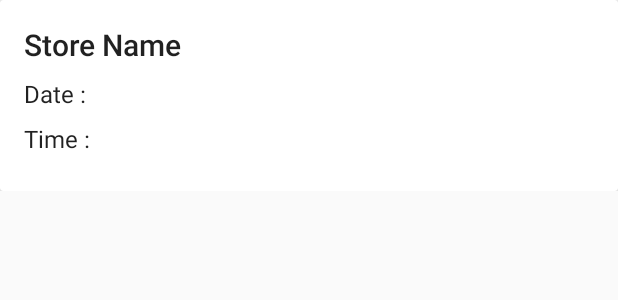
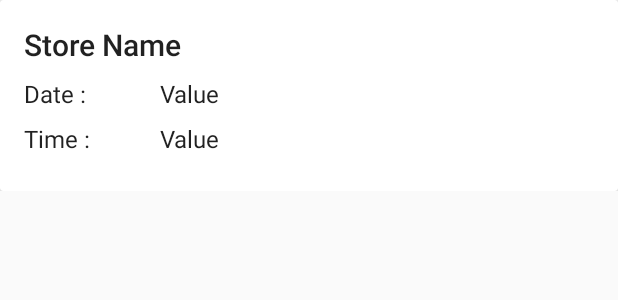
Before and after one commit to audwinoyong/sparkle, an Android app: the layout fragment_booking.xml on its own in the app's theme, with its tools: preview values and no code run, on a phone screen of 412 x 824 dp. Shown: the top 300 px of the screen. Run offline under Robolectric (Android 15) with nearby library versions, the phone set to English and light mode, and no system bars.

Commit message:
Improve booking history layout, add more comments

```diff
--- a/app/src/main/java/com/mad/sparkle/view/NavigationActivity.java
+++ b/app/src/main/java/com/mad/sparkle/view/NavigationActivity.java
@@ -198,10 +198,12 @@ public class NavigationActivity extends AppCompatActivity implements ProfileFrag
     private void findNearbyPlaces() {
         Log.d(LOG_TAG, "Getting nearby car wash...");
 
+        // Create an instance of Retrofit and make a request to Google Places API
         GooglePlacesService googlePlacesService = RetrofitClient.getClient().create(GooglePlacesService.class);
         Call<NearbySearchResponse> call = googlePlacesService
                 .getNearbyPlaces(mDefaultLocation.latitude + "," + mDefaultLocation.longitude, getString(R.string.google_maps_key));
 
+        // Execute the Http request
         call.enqueue(new Callback<NearbySearchResponse>() {
             @Override
             public void onResponse(@NonNull Call<NearbySearchResponse> call, @NonNull Response<NearbySearchResponse> response) {
--- a/app/src/main/res/layout/fragment_booking.xml
+++ b/app/src/main/res/layout/fragment_booking.xml
@@ -22,21 +22,55 @@
                 android:text="@string/store_name"
                 android:textAppearance="@style/Base.TextAppearance.AppCompat.Title" />
 
+            <LinearLayout
+                android:layout_width="match_parent"
+                android:layout_height="wrap_content"
+                android:orientation="horizontal"
+                android:weightSum="6">
+
                 <TextView
-                android:id="@+id/fragment_booking_date_tv"
                     android:layout_width="wrap_content"
                     android:layout_height="wrap_content"
                     android:layout_marginBottom="8dp"
-                android:text="Date :"
+                    android:layout_weight="1"
+                    android:text="@string/date"
+                    android:textAppearance="@style/Base.TextAppearance.AppCompat.Subhead" />
+
+                <TextView
+                    android:id="@+id/fragment_booking_date_tv"
+                    android:layout_width="40dp"
+                    android:layout_height="wrap_content"
+                    android:layout_marginBottom="8dp"
+                    android:layout_weight="5"
+                    android:text="@string/value"
+                    android:textAppearance="@style/Base.TextAppearance.AppCompat.Subhead" />
+
+            </LinearLayout>
+
+            <LinearLayout
+                android:layout_width="match_parent"
+                android:layout_height="wrap_content"
+                android:orientation="horizontal"
+                android:weightSum="6">
+
+                <TextView
+                    android:layout_width="wrap_content"
+                    android:layout_height="wrap_content"
+                    android:layout_marginBottom="8dp"
+                    android:layout_weight="1"
+                    android:text="@string/time"
                     android:textAppearance="@style/Base.TextAppearance.AppCompat.Subhead" />
 
                 <TextView
                     android:id="@+id/fragment_booking_time_tv"
-                android:layout_width="wrap_content"
+                    android:layout_width="54dp"
                     android:layout_height="wrap_content"
                     android:layout_marginBottom="8dp"
-                android:text="Time :"
+                    android:layout_weight="5"
+                    android:text="@string/value"
                     android:textAppearance="@style/Base.TextAppearance.AppCompat.Subhead" />
+
+            </LinearLayout>
 
         </LinearLayout>
 
--- a/app/src/main/res/layout/fragment_store.xml
+++ b/app/src/main/res/layout/fragment_store.xml
@@ -16,7 +16,6 @@
             android:id="@+id/fragment_store_image"
             android:layout_width="match_parent"
             android:layout_height="match_parent"
-            android:background="@android:color/darker_gray"
             app:srcCompat="@drawable/app_logo" />
 
     </LinearLayout>
```
Also changed, not shown: app/src/main/java/com/mad/sparkle/model/placedetails/PlaceDetailsResponse.java (+30 -1 lines), app/src/main/res/values/strings.xml (+42 -31 lines). Lines whose indentation alone changed are shown as unchanged.
